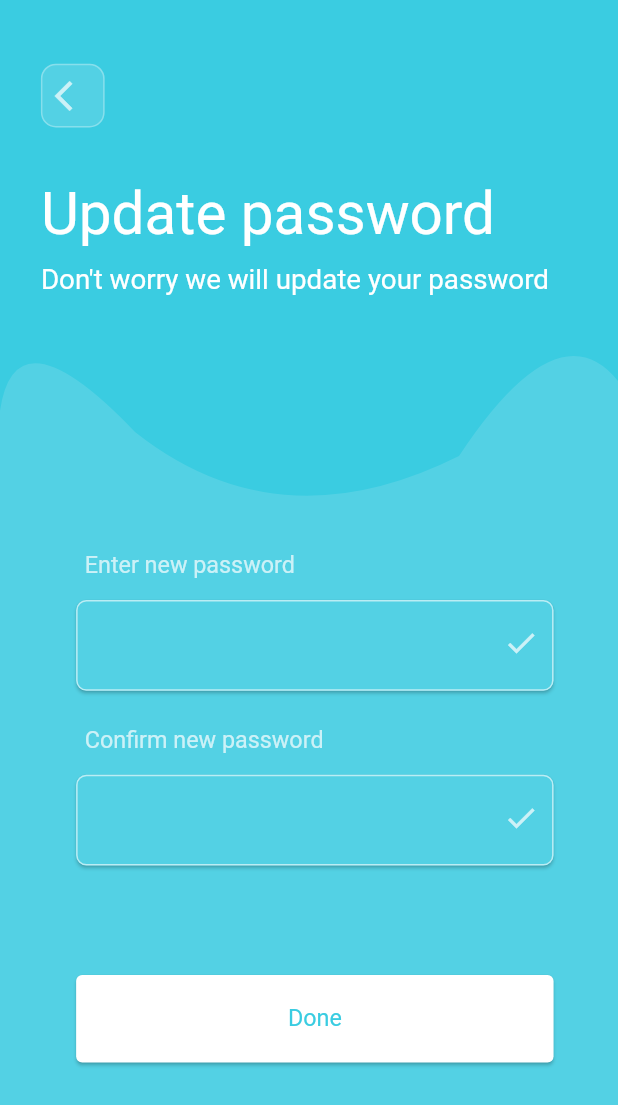
After one commit to 1993Abhishek/baby_guru, a Flutter app: the UpdatePassword screen opened by its route, on a phone screen of 412 x 824 dp. The commit adds this screen. Shown: the top 1105 px of the screen. Run offline on Flutter 3.47's test engine with Material 2 defaults, Android fonts, the phone set to English and light mode, and no system bars; our stand-ins replace flutter_custom_clippers.

Commit message:
update password

```diff
--- a/lib/router.dart
+++ b/lib/router.dart
@@ -9,6 +9,7 @@ import 'package:babyguru/ui/screens/sign_up_screen2.dart';
 import 'package:babyguru/ui/screens/sign_up_screen3.dart';
 import 'package:babyguru/ui/screens/splash_screen.dart';
 import 'package:babyguru/ui/screens/splash_screen2.dart';
+import 'package:babyguru/ui/screens/update_password_screen.dart';
 import 'package:flutter/material.dart';
 
 class Router
@@ -23,6 +24,7 @@ class Router
   static const String ROUTE_LOGIN_PROVIDER = "login-provider";
   static const String ROUTE_FORGOT_PASSWORD = "forgot-password";
   static const String ROUTE_EMAIL_VERIFICATION = "email-verification";
+  static const String ROUTE_UPDATE_PASSWORD = "update-password";
 
   static String ROUTE_CURRENT = "/";
 
@@ -50,6 +52,9 @@ class Router
       case ROUTE_EMAIL_VERIFICATION:
         currentWidget = VerifyEmail();
         break;
+      case ROUTE_UPDATE_PASSWORD:
+        currentWidget = UpdatePassword();
+        break;
 
       case ROUTE_SIGNUP_1st:
         currentWidget = SignUpPage1st();
--- a/lib/ui/screens/email_verification.dart
+++ b/lib/ui/screens/email_verification.dart
@@ -219,7 +219,7 @@ class _VerifyEmailState extends State<VerifyEmail> {
                         buttonText: "Done",
                         onClick: () {
                           Navigator.of(context)
-                              .pushReplacementNamed(Router.ROUTE_HOME);
+                              .pushNamed(Router.ROUTE_UPDATE_PASSWORD);
                         },
                       ),
                     ],
--- /dev/null
+++ b/lib/ui/screens/update_password_screen.dart
@@ -0,0 +1,217 @@
+import 'package:babyguru/router.dart';
+import 'package:babyguru/ui/helper/app_color.dart';
+import 'package:babyguru/ui/util/app_dimen.dart';
+import 'package:babyguru/ui/util/app_view_helper.dart';
+import 'package:babyguru/ui/widgets/custom_button.dart';
+import 'package:babyguru/ui/widgets/text_field_widget.dart';
+import 'package:flutter/cupertino.dart';
+import 'package:flutter/gestures.dart';
+import 'package:flutter/material.dart';
+import 'package:flutter_custom_clippers/flutter_custom_clippers.dart';
+
+class UpdatePassword extends StatefulWidget {
+  @override
+  _UpdatePasswordState createState() => _UpdatePasswordState();
+}
+
+class _UpdatePasswordState extends State<UpdatePassword> {
+  FocusNode _nodeUserPassword, _nodeNewPassword;
+
+  TextEditingController _controllerPassword, _controllerNewPassword;
+
+  @override
+  void initState() {
+    _nodeUserPassword = FocusNode();
+    _nodeNewPassword = FocusNode();
+
+    _controllerPassword = TextEditingController();
+    _controllerNewPassword = TextEditingController();
+
+    super.initState();
+  }
+
+  @override
+  Widget build(BuildContext context) {
+    return Scaffold(
+      backgroundColor: AppColor.colorLogInScreenBack,
+      body: Stack(
+        fit: StackFit.loose,
+        overflow: Overflow.visible,
+        children: <Widget>[
+          Align(
+            alignment: Alignment.bottomCenter,
+            child: ClipPath(
+              clipper: new MyClipper(),
+              child: Container(
+                width: double.infinity,
+//                  color: Colors.white,
+                color: AppColor.colorLogInScreenFields,
+                height: 620,
+              ),
+            ),
+          ),
+          SingleChildScrollView(
+            child: Padding(
+              padding: EdgeInsets.only(
+                top: vDimen(40),
+                bottom: vDimen(10),
+                left: hDimen(28),
+                right: hDimen(30),
+              ),
+              child: Column(
+                crossAxisAlignment: CrossAxisAlignment.start,
+
+                children: <Widget>[
+                  GestureDetector(
+                    onTap: ()
+                    {
+                      Navigator.of(context).pop();
+                    },
+                    child: Container(
+                      height: vDimen(40),
+                      width: vDimen(40),
+                      decoration: BoxDecoration(
+                        border: Border.all(
+                          color: Colors.white30,
+                          width: 1,
+                        ),
+                        color: AppColor.colorLogInScreenFields,
+                        borderRadius: BorderRadius.circular(10),
+                      ),
+                      child: Center(
+                        child: Icon(
+                          Icons.arrow_back_ios,
+                          color: Colors.white70,
+                        ),
+                      ),
+                    ),
+                  ),
+                  vSpacing(35),
+                  Text(
+                    "Update password",
+                    style: TextStyle(fontSize: hDimen(40), color: Colors.white),
+                  ),
+                  vSpacing(10),
+                  Text(
+                    "Don't worry we will update your password",
+                    style: TextStyle(fontSize: hDimen(19), color: Colors.white),
+                  ),
+
+                  vSpacing(170),
+                  Padding(
+                    padding: EdgeInsets.only(
+                      left: hDimen(20),
+                      right: hDimen(10),
+                    ),
+                    child: Column(
+                      crossAxisAlignment: CrossAxisAlignment.start,
+                      children: <Widget>[
+                        CustomTextField(
+                          icon: Icons.check,
+                          labelText: "Enter new password",
+                          image: " ",
+                          maxLength: 50,
+                          focusNode: _nodeNewPassword,
+                          backgroundColor: AppColor.colorLogInScreenFields,
+//                          hintText: "Email",
+                          inputAction: TextInputAction.next,
+                          obSecure: false,
+                          textEditingController: _controllerNewPassword,
+                          textStyle: TextStyle(
+                            fontSize: vDimen(16),
+                            color: Colors.white70,
+                          ),
+                          onSubmit: (value) {
+                            _nodeNewPassword.unfocus();
+                            _nodeUserPassword.requestFocus();
+                          },
+                        ),
+                        vSpacing(20),
+                        CustomTextField(
+                          icon: Icons.check,
+                          labelText: "Confirm new password",
+                          image: " ",
+                          maxLength: 50,
+                          focusNode: _nodeUserPassword,
+                          backgroundColor: AppColor.colorLogInScreenFields,
+//                          hintText: "Email",
+                          inputAction: TextInputAction.next,
+                          obSecure: false,
+                          textEditingController: _controllerNewPassword,
+                          textStyle: TextStyle(
+                            fontSize: vDimen(16),
+                            color: Colors.white70,
+                          ),
+                          onSubmit: (value) {
+                            _nodeUserPassword.unfocus();
+                          },
+                        ),
+                        vSpacing(65),
+                        CustomButton(
+                          buttonText: "Done",
+                          onClick: () {
+                            Navigator.of(context).pushNamed(Router.ROUTE_EMAIL_VERIFICATION);
+                          },
+                        ),
+                      ],
+                    ),
+                  )
+                ],
+              ),
+            ),
+          ),
+        ],
+      ),
+    );
+  }
+}
+
+class MyClipper extends CustomClipper<Path> {
+  @override
+  Path getClip(Size size) {
+    var path = new Path();
+
+    path.lineTo(0, 70);
+
+//    var firstEndpoint = new Offset(0, 80);
+    var firstControlPoint = new Offset(10, 0);
+
+    path.quadraticBezierTo(
+      firstControlPoint.dx,
+      firstControlPoint.dy,
+      90,
+      84,
+    );
+
+    var secondControlPoint = new Offset(size.width / 2 - 20, 160);
+
+    path.quadraticBezierTo(
+      secondControlPoint.dx,
+      secondControlPoint.dy,
+      size.width / 2 + 100,
+      100,
+    );
+
+    var thirdControlPoint = new Offset(size.width - 40, 0);
+
+    path.quadraticBezierTo(
+      thirdControlPoint.dx,
+      thirdControlPoint.dy,
+      size.width,
+      50,
+    );
+
+    path.lineTo(size.width, size.height);
+    path.lineTo(0, size.height);
+    path.lineTo(0, 70);
+
+    path.close();
+    return path;
+  }
+
+  @override
+  bool shouldReclip(CustomClipper<Path> oldClipper) {
+    // TODO: implement shouldReclip
+    return false;
+  }
+}
```
